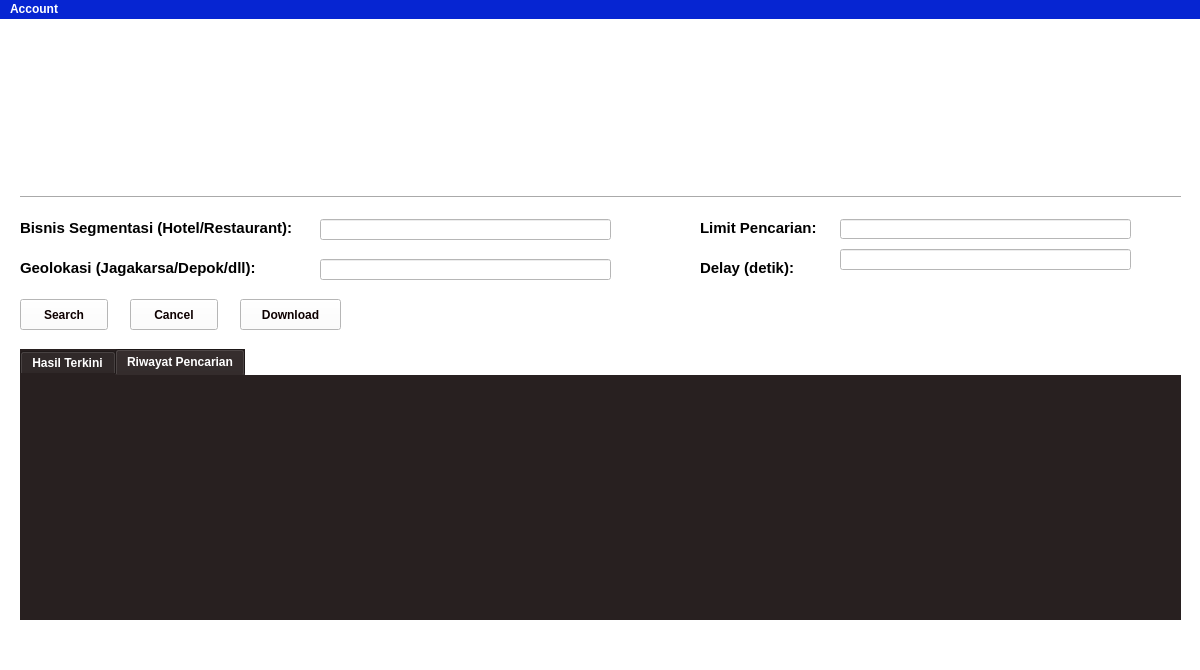
This is form.ui in RP-Guruh/lead_generator_py_qt as Qt 5 draws it before an edit. The edited form follows.
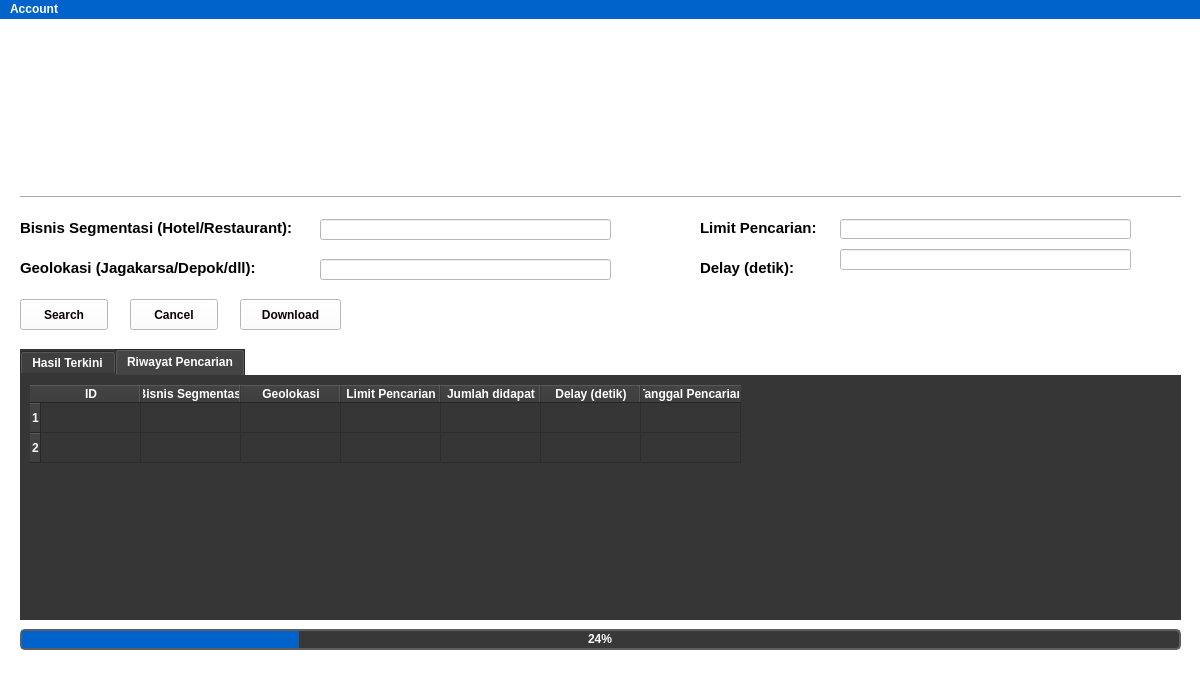
This is the edited form. The open tabs and pages were chosen to show the change. Icons and pictures are not drawn.

Commit message: modified scrapping, and add login form

```diff
--- a/form.ui
+++ b/form.ui
@@ -7,7 +7,7 @@
     <x>0</x>
     <y>0</y>
     <width>1200</width>
-    <height>670</height>
+    <height>695</height>
    </rect>
   </property>
   <property name="windowTitle">
@@ -262,7 +262,7 @@
      <string notr="true">font-weight:bold;
 color:white;
 border-color: rgb(255, 255, 255);
-background-color: rgb(40, 32, 32)</string>
+background-color: rgb(54, 54, 54)</string>
     </property>
     <property name="currentIndex">
      <number>0</number>
@@ -370,6 +370,60 @@
      <attribute name="title">
       <string>Riwayat Pencarian</string>
      </attribute>
+     <widget class="QTableWidget" name="tableRiwayatPencarian">
+      <property name="geometry">
+       <rect>
+        <x>10</x>
+        <y>10</y>
+        <width>1131</width>
+        <height>211</height>
+       </rect>
+      </property>
+      <property name="styleSheet">
+       <string notr="true">border: solid 1px rgb(255, 255, 255);
+</string>
+      </property>
+      <property name="frameShape">
+       <enum>QFrame::Shape::Panel</enum>
+      </property>
+      <row/>
+      <row/>
+      <column>
+       <property name="text">
+        <string>ID</string>
+       </property>
+      </column>
+      <column>
+       <property name="text">
+        <string>Bisnis Segmentasi</string>
+       </property>
+      </column>
+      <column>
+       <property name="text">
+        <string>Geolokasi</string>
+       </property>
+      </column>
+      <column>
+       <property name="text">
+        <string>Limit Pencarian</string>
+       </property>
+      </column>
+      <column>
+       <property name="text">
+        <string>Jumlah didapat</string>
+       </property>
+      </column>
+      <column>
+       <property name="text">
+        <string>Delay (detik)</string>
+       </property>
+      </column>
+      <column>
+       <property name="text">
+        <string>Tanggal Pencarian</string>
+       </property>
+      </column>
+     </widget>
     </widget>
    </widget>
    <widget class="QPushButton" name="btnDownload">
@@ -390,6 +444,34 @@
      <string>Download</string>
     </property>
    </widget>
+   <widget class="QProgressBar" name="progressBar">
+    <property name="geometry">
+     <rect>
+      <x>20</x>
+      <y>610</y>
+      <width>1161</width>
+      <height>21</height>
+     </rect>
+    </property>
+    <property name="styleSheet">
+     <string notr="true">QProgressBar {
+   border: 2px solid #5e5e5e;
+   border-radius: 5px; 
+   background-color: rgb(56, 56, 56);
+   text-align: center;
+   color: white;
+   font-weight: bold;
+}
+
+QProgressBar::chunk {
+	background-color: rgb(0, 99, 204);
+}
+</string>
+    </property>
+    <property name="value">
+     <number>24</number>
+    </property>
+   </widget>
   </widget>
   <widget class="QMenuBar" name="menubar">
    <property name="geometry">
@@ -403,7 +485,7 @@
    <property name="styleSheet">
     <string notr="true">color:white;
 font-weight:bold;
-background-color: rgb(6, 37, 210);</string>
+background-color: rgb(0, 99, 204);</string>
    </property>
    <widget class="QMenu" name="menuAccount">
     <property name="title">
```
Left out of the diff: 6 changed lines with no effect on the pictures. The commit also changes 7 other files.
